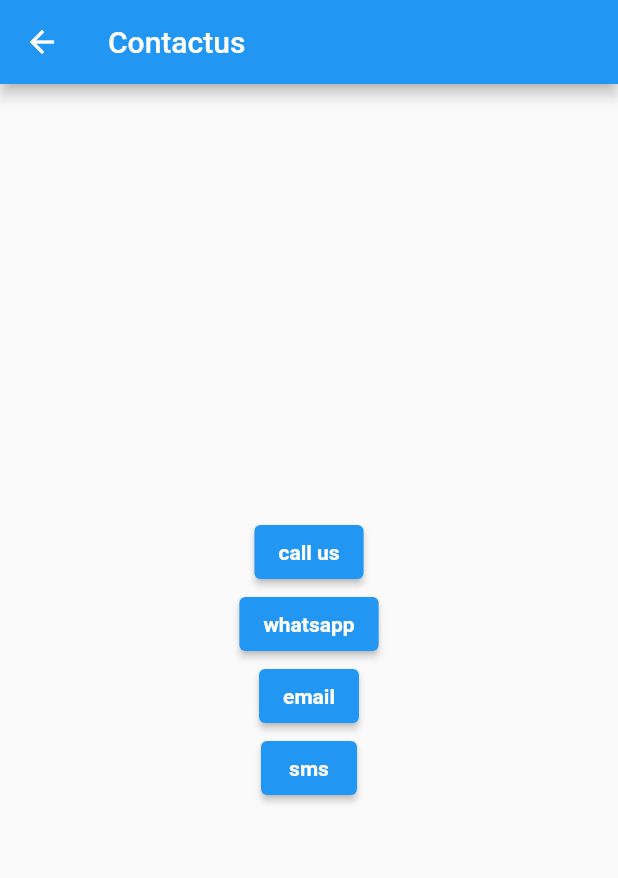
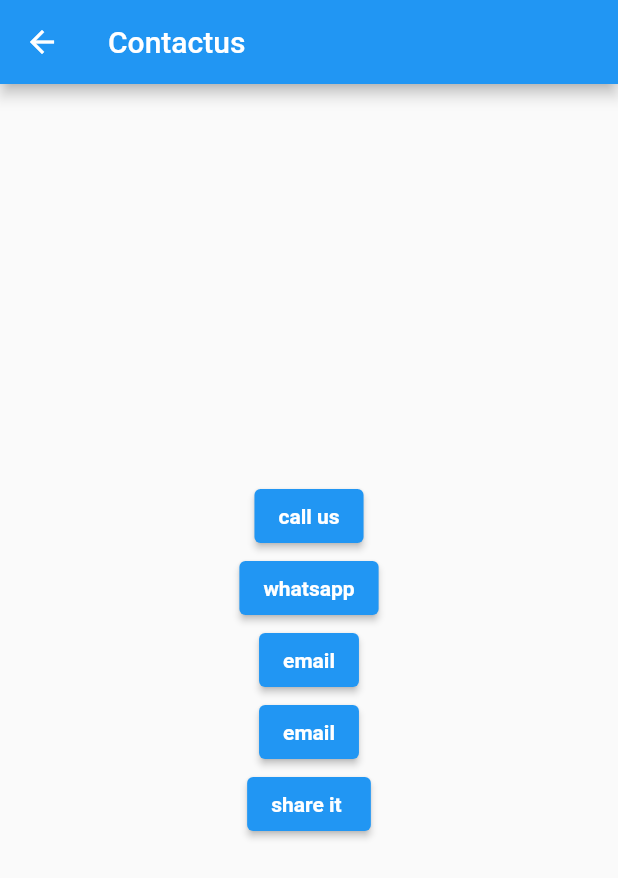
Before and after one commit to Mamoun2020/news_gsg_project, a Flutter app: the ContactusScreen screen opened directly, on a phone screen of 412 x 824 dp. Shown: the top 878 px of the screen. Run offline on Flutter 3.47's test engine with Material 2 defaults, Android fonts, the phone set to English and light mode, and no system bars; our stand-ins replace cached_network_image, lottie, share_plus; network calls fail.

Commit message:
add lottie and share plus packages

```diff
--- a/lib/view/screens/contactus_screen.dart
+++ b/lib/view/screens/contactus_screen.dart
@@ -1,4 +1,5 @@
 import 'package:flutter/material.dart';
+import 'package:share_plus/share_plus.dart';
 import 'package:url_launcher/url_launcher.dart';
 
 class ContactusScreen extends StatefulWidget {
@@ -30,6 +31,11 @@ class _ContactusScreenState extends State<ContactusScreen> {
     String smsUrl = "sms:$telephoneNumber";
     launchUrl(Uri.parse(smsUrl));
   }
+  void _onShare(BuildContext context,text,link) async {
+    final box = context.findRenderObject() as RenderBox;
+
+    await Share.share(text,subject: link,sharePositionOrigin: box.localToGlobal(Offset.zero) & box.size);
+  }
   @override
   Widget build(BuildContext context) {
     return Scaffold(
@@ -41,7 +47,8 @@ class _ContactusScreenState extends State<ContactusScreen> {
             ElevatedButton(onPressed: (){_launchBrowser();}, child: Text('call us',style: TextStyle(fontWeight: FontWeight.bold,),)),
             ElevatedButton(onPressed: (){sendMessageByWhatsapp();}, child: Text('whatsapp',style: TextStyle(fontWeight: FontWeight.bold,),)),
             ElevatedButton(onPressed: (){sendMessageEmail();}, child: Text('email',style: TextStyle(fontWeight: FontWeight.bold,),)),
-            ElevatedButton(onPressed: (){sendSMS();}, child: Text('sms',style: TextStyle(fontWeight: FontWeight.bold,),)),
+            ElevatedButton(onPressed: (){sendSMS();}, child: Text('email',style: TextStyle(fontWeight: FontWeight.bold,),)),
+            ElevatedButton(onPressed: (){_onShare(context, 'hello world','support@smartpicktech.com');}, child: Text('share it ',style: TextStyle(fontWeight: FontWeight.bold,),)),
           ],
         ),
       ),
--- a/lib/view/screens/favorite_screen.dart
+++ b/lib/view/screens/favorite_screen.dart
@@ -1,4 +1,5 @@
 import 'package:flutter/material.dart';
+import 'package:lottie/lottie.dart';
 
 import '../../data/news_fake.dart';
 import '../../widgets/news_widget.dart';
@@ -9,7 +10,9 @@ class FavoriteScreen extends StatelessWidget {
   @override
   Widget build(BuildContext context) {
     // TODO: implement build
-    return ListView.builder(
+    return listNews.where((element) => element.isLike).isEmpty
+        ? Lottie.asset('assets/animations/empty.json') :
+    ListView.builder(
         itemCount: listNews.where((element) => element.isLike).length,
         itemBuilder: (context, index) {
           return NewsWidget(
--- a/pubspec.yaml
+++ b/pubspec.yaml
@@ -36,6 +36,8 @@ dependencies:
   cupertino_icons: ^1.0.2
   cached_network_image: ^3.2.1
   url_launcher: ^6.1.4
+  lottie: ^1.3.0
+  share_plus: ^4.0.10
 
 dev_dependencies:
   flutter_test:
@@ -60,8 +62,8 @@ flutter:
   uses-material-design: true
 
   # To add assets to your application, add an assets section, like this:
-  # assets:
-  #   - images/a_dot_burr.jpeg
+  assets:
+    - assets/animations/
   #   - images/a_dot_ham.jpeg
 
   # An image asset can refer to one or more resolution-specific "variants", see
```
Also changed, not shown: assets/animations/empty.json (added, +1 -0 lines), pubspec.lock.
